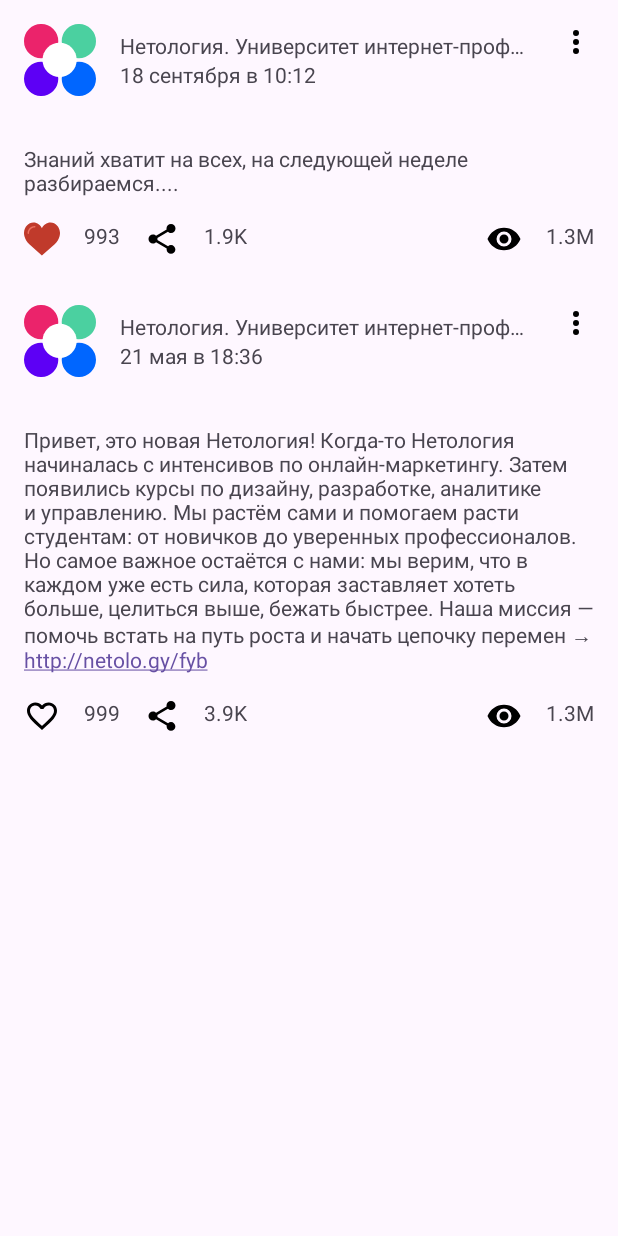
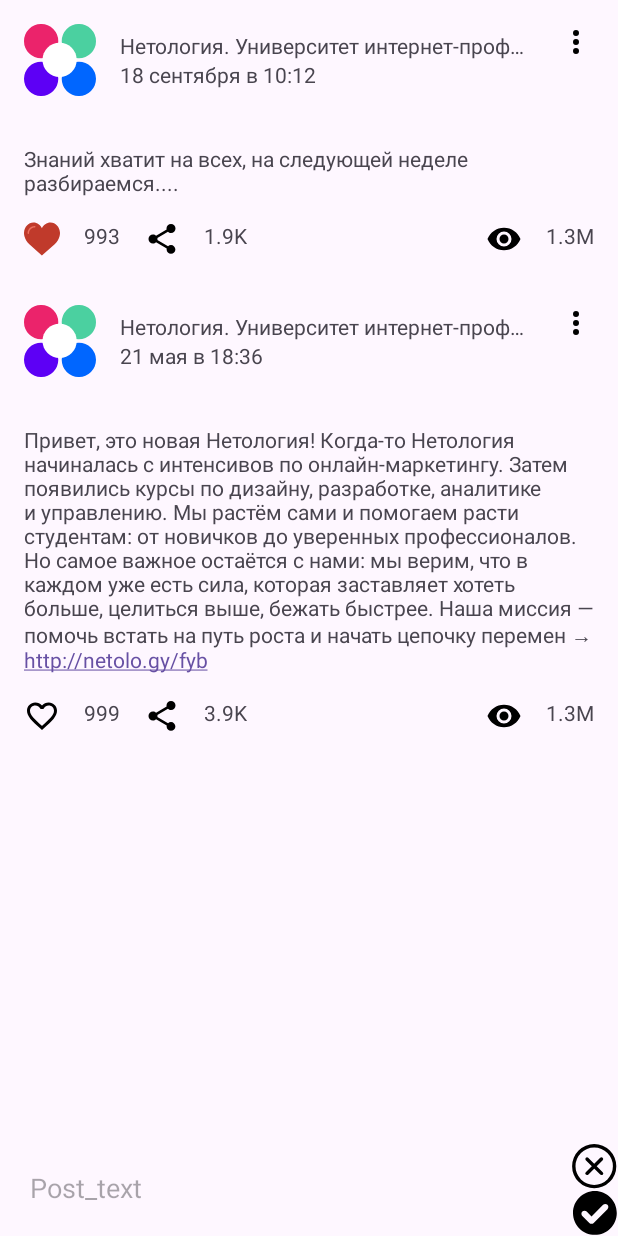
Before and after one commit to DucatiMonster2020/NMedia, an Android app: the screen it shows after launch (MainActivity), after a tap on "TODO", on a phone screen of 412 x 824 dp. Run offline under Robolectric (Android 15) with nearby library versions, the phone set to English and light mode, and no system bars.

Commit message:
Changed files

```diff
--- a/app/src/main/java/ru/netology/nmedia/adapter/OnLikeClicked.kt
+++ b/app/src/main/java/ru/netology/nmedia/adapter/OnLikeClicked.kt
@@ -4,3 +4,4 @@ import ru.netology.nmedia.post.Post
 
 typealias OnLikeClicked = (post: Post) -> Unit
 typealias OnShareClicked = (post: Post) -> Unit
+typealias OnRemoveClicked = (post: Post) -> Unit
--- a/app/src/main/java/ru/netology/nmedia/adapter/PostAdapter.kt
+++ b/app/src/main/java/ru/netology/nmedia/adapter/PostAdapter.kt
@@ -5,15 +5,21 @@ import androidx.recyclerview.widget.ListAdapter
 import ru.netology.nmedia.databinding.CardPostBinding
 import ru.netology.nmedia.post.Post
 
+interface OnInteractionListener{
+    fun onLike(post: Post)
+    fun onShare(post: Post)
+    fun onRemove(post: Post)
+    fun onEdit(post: Post)
+}
+
 class PostAdapter(
-    private val likeClickListener: OnLikeClicked,
-    private val shareClickListener: OnShareClicked
+    private val onInteractionListener: OnInteractionListener,
 ) : ListAdapter<Post, PostViewHolder>(PostDiffCallback()) {
 
     override fun onCreateViewHolder(parent: ViewGroup, viewType: Int): PostViewHolder {
         val layoutInflater = LayoutInflater.from(parent.context)
         val binding = CardPostBinding.inflate(layoutInflater, parent, false)
-        return PostViewHolder(binding, likeClickListener, shareClickListener)
+        return PostViewHolder(binding, onInteractionListener)
     }
 
     override fun onBindViewHolder(holder: PostViewHolder, position: Int) {
--- a/app/src/main/java/ru/netology/nmedia/adapter/PostViewHolder.kt
+++ b/app/src/main/java/ru/netology/nmedia/adapter/PostViewHolder.kt
@@ -1,5 +1,6 @@
 package ru.netology.nmedia.adapter
 
+import androidx.appcompat.widget.PopupMenu
 import androidx.recyclerview.widget.RecyclerView
 import ru.netology.nmedia.R
 import ru.netology.nmedia.databinding.CardPostBinding
@@ -8,9 +9,7 @@ import ru.netology.nmedia.post.countFormat
 
 class PostViewHolder(
     private val binding: CardPostBinding,
-    private val onLikeClicked: OnLikeClicked,
-    private val onShareClicked: OnShareClicked
-
+    private val onInteractionListener: OnInteractionListener
 ) : RecyclerView.ViewHolder(binding.root) {
     fun bind(post: Post) {
         with(binding) {
@@ -25,10 +24,28 @@ class PostViewHolder(
             countView.text = countFormat(post.countView)
 
             heart.setOnClickListener {
-                onLikeClicked(post)
+                onInteractionListener.onLike(post)
             }
             share.setOnClickListener {
-                onShareClicked(post)
+                onInteractionListener.onShare(post)
+            }
+            menu.setOnClickListener {
+                PopupMenu(it.context, it).apply {
+                    inflate(R.menu.options_menu)
+                    setOnMenuItemClickListener { menuItem ->
+                        when (menuItem.itemId) {
+                            R.id.remove -> {
+                                onInteractionListener.onRemove(post)
+                                true
+                            }
+                            R.id.edit -> {
+                                onInteractionListener.onEdit(post)
+                                true
+                            }
+                            else -> false
+                        }
+                    }
+                }.show()
             }
         }
     }
--- a/app/src/main/java/ru/netology/nmedia/repository/PostRepository.kt
+++ b/app/src/main/java/ru/netology/nmedia/repository/PostRepository.kt
@@ -7,4 +7,6 @@ interface PostRepository {
     fun get(): LiveData<List<Post>>
     fun likeById(id: Long)
     fun shareById(id: Long)
+    fun removeById(id: Long)
+    fun save(post: Post)
 }
--- a/app/src/main/java/ru/netology/nmedia/repository/PostRepositoryInMemory.kt
+++ b/app/src/main/java/ru/netology/nmedia/repository/PostRepositoryInMemory.kt
@@ -4,9 +4,10 @@ import androidx.lifecycle.MutableLiveData
 import ru.netology.nmedia.post.Post
 
 class PostRepositoryInMemory: PostRepository {
+    private var nextId = 1L
     private var posts = listOf(
         Post(
-            id = 2,
+            id = nextId++,
             author = "Нетология. Университет интернет-профессий будущего",
             published = "18 сентября в 10:12",
             content = "Знаний хватит на всех, на следующей неделе разбираемся....",
@@ -17,7 +18,7 @@ class PostRepositoryInMemory: PostRepository {
             countView = 1300000
         ),
         Post(
-            id = 1,
+            id = nextId++,
             author = "Нетология. Университет интернет-профессий будущего",
             published = "21 мая в 18:36",
             content = "Привет, это новая Нетология! Когда-то Нетология начиналась с интенсивов по онлайн-маркетингу. Затем появились курсы по дизайну, разработке, аналитике и управлению. Мы растём сами и помогаем расти студентам: от новичков до уверенных профессионалов. Но самое важное остаётся с нами: мы верим, что в каждом уже есть сила, которая заставляет хотеть больше, целиться выше, бежать быстрее. Наша миссия — помочь встать на путь роста и начать цепочку перемен → http://netolo.gy/fyb",
@@ -61,4 +62,25 @@ class PostRepositoryInMemory: PostRepository {
         }
         data.value = posts
     }
+    override fun removeById(id: Long) {
+        posts = posts.filter { it.id != id }
+        data.value = posts
+    }
+    override fun save(post: Post) {
+        if (post.id == 0L) {
+            posts = listOf(
+                post.copy(
+                    id = nextId++,
+                    author = "Me",
+                    published = "Now",
+                )
+            ) + posts
+            data.value = posts
+            return
+        }
+        posts = posts.map {
+            if (it.id != post.id) it else it.copy(content = post.content)
+        }
+        data.value = posts
+    }
 }
--- a/app/src/main/java/ru/netology/nmedia/view/MainActivity.kt
+++ b/app/src/main/java/ru/netology/nmedia/view/MainActivity.kt
@@ -1,10 +1,17 @@
 package ru.netology.nmedia.view
 import android.os.Bundle
+import android.view.View
+import android.widget.Toast
 import androidx.activity.viewModels
 import androidx.appcompat.app.AppCompatActivity
+import ru.netology.nmedia.adapter.OnInteractionListener
 import ru.netology.nmedia.adapter.PostAdapter
 import ru.netology.nmedia.databinding.ActivityPageBinding
+import ru.netology.nmedia.post.Post
 import ru.netology.nmedia.viewmodel.PostViewModel
+import ru.netology.nmedia.viewmodel.empty
+import util.AndroidUtils
+import util.focusAndShowKeyboard
 
 class MainActivity : AppCompatActivity() {
 
@@ -14,15 +21,61 @@ class MainActivity : AppCompatActivity() {
         setContentView(binding.root)
 
         val viewModel: PostViewModel by viewModels()
-        val adapter = PostAdapter({
-            viewModel.likeById(it.id)
-        }, {
-            viewModel.shareById(it.id)
-        })
+        val adapter = PostAdapter(object : OnInteractionListener {
+            override fun onLike(post: Post) {
+                viewModel.likeById(post.id)
+            }
 
+            override fun onShare(post: Post) {
+                viewModel.shareById(post.id)
+            }
+
+            override fun onRemove(post: Post) {
+                viewModel.removeById(post.id)
+            }
+
+            override fun onEdit(post: Post) {
+                viewModel.edit(post)
+            }
+        }
+        )
         binding.main.adapter = adapter
         viewModel.data.observe(this) { posts ->
-            adapter.submitList(posts)
+            val newPost = adapter.currentList.size < posts.size
+            adapter.submitList(posts) {
+                if (newPost) {
+                    binding.main.smoothScrollToPosition(0)
+                }
+            }
+        }
+        viewModel.edited.observe(this) { editedPost ->
+            if (editedPost.id == 0L)
+                return@observe
+            binding.content.requestFocus()
+            binding.content.setText(editedPost.content)
+            binding.content.focusAndShowKeyboard()
+        }
+        binding.save.setOnClickListener {
+           with(binding.content) {
+               if (text.isNullOrBlank()) {
+                   Toast.makeText(this@MainActivity,
+                       "Content can't be empty",
+                       Toast.LENGTH_SHORT
+                   ).show()
+                   return@setOnClickListener
+               }
+               viewModel.changeContent(text.toString())
+               viewModel.save()
+               binding.content.setText("")
+               binding.content.clearFocus()
+               AndroidUtils.hideKeyboard(this)
+           }
+        }
+        binding.cancelButton.setOnClickListener {
+            viewModel.edited.value = empty
+            binding.content.setText("")
+            binding.content.clearFocus()
+            binding.content.focusAndShowKeyboard()
         }
     }
 }
--- a/app/src/main/java/ru/netology/nmedia/viewmodel/PostViewModel.kt
+++ b/app/src/main/java/ru/netology/nmedia/viewmodel/PostViewModel.kt
@@ -1,18 +1,48 @@
 package ru.netology.nmedia.viewmodel
 
+import android.view.View
 import androidx.lifecycle.LiveData
+import androidx.lifecycle.MutableLiveData
 import androidx.lifecycle.ViewModel
 import ru.netology.nmedia.post.Post
 import ru.netology.nmedia.repository.PostRepository
 import ru.netology.nmedia.repository.PostRepositoryInMemory
 
+val empty = Post(
+    id = 0,
+    author = "",
+    published = "",
+    content = "",
+    likedByMe = false,
+    sharedByMe = false,
+    countLikes = 0,
+    countShare = 0,
+    countView = 0
+)
+
 class PostViewModel: ViewModel() {
-    private  val repository: PostRepository = PostRepositoryInMemory()
+    private val repository: PostRepository = PostRepositoryInMemory()
     val data: LiveData<List<Post>> = repository.get()
-    fun likeById(id: Long) {
-        repository.likeById(id)
+    val edited = MutableLiveData(empty)
+    fun likeById(id: Long) = repository.likeById(id)
+    fun shareById(id: Long) = repository.shareById(id)
+    fun removeById(id: Long) = repository.removeById(id)
+    fun save() {
+        edited.value?.let {
+            repository.save(it)
+        }
+        edited.value = empty
     }
-    fun shareById (id: Long) {
-        repository.shareById(id)
+
+    fun edit(post: Post) {
+        edited.value = post
     }
+
+    fun changeContent(content: String) {
+            val text = content.trim()
+            if (edited.value?.content == text) {
+                return
+            }
+            edited.value = edited.value?.copy(content = text)
+        }
 }
--- /dev/null
+++ b/app/src/main/res/drawable/cancel_circle_close_delete_discard_file_x_icon_123219.xml
@@ -0,0 +1,15 @@
+<vector xmlns:android="http://schemas.android.com/apk/res/android"
+    android:width="34dp"
+    android:height="34dp"
+    android:viewportWidth="30"
+    android:viewportHeight="30">
+  <path
+      android:fillColor="#FF000000"
+      android:pathData="M16,29A13,13 0,1 1,29 16,13 13,0 0,1 16,29ZM16,5A11,11 0,1 0,27 16,11 11,0 0,0 16,5Z"/>
+  <path
+      android:fillColor="#FF000000"
+      android:pathData="M11.76,21.24a1,1 0,0 1,-0.71 -0.29,1 1,0 0,1 0,-1.41l8.49,-8.49A1,1 0,0 1,21 12.46L12.46,21A1,1 0,0 1,11.76 21.24Z"/>
+  <path
+      android:fillColor="#FF000000"
+      android:pathData="M20.24,21.24a1,1 0,0 1,-0.7 -0.29l-8.49,-8.49a1,1 0,0 1,1.41 -1.41L21,19.54A1,1 0,0 1,21 21,1 1,0 0,1 20.24,21.24Z"/>
+</vector>
--- /dev/null
+++ b/app/src/main/res/drawable/save.xml
@@ -0,0 +1,9 @@
+<vector xmlns:android="http://schemas.android.com/apk/res/android"
+    android:width="30dp"
+    android:height="30dp"
+    android:viewportWidth="197"
+    android:viewportHeight="197">
+  <path
+      android:fillColor="#FF000000"
+      android:pathData="M95.83,0C42.99,0 0,42.99 0,95.83s42.99,95.83 95.83,95.83s95.83,-42.99 95.83,-95.83S148.68,0 95.83,0zM150.86,79.65l-60.21,60.21c-2.56,2.56 -5.96,3.97 -9.58,3.97c-3.62,0 -7.02,-1.41 -9.58,-3.97l-30.68,-30.68c-2.56,-2.56 -3.97,-5.96 -3.97,-9.58c0,-3.62 1.41,-7.02 3.97,-9.58c2.56,-2.56 5.96,-3.97 9.58,-3.97c3.62,0 7.02,1.41 9.58,3.97l21.1,21.1l50.62,-50.62c2.56,-2.56 5.96,-3.97 9.58,-3.97c3.62,0 7.02,1.41 9.58,3.97C156.15,65.76 156.15,74.36 150.86,79.65z"/>
+</vector>
--- a/app/src/main/res/layout/activity_page.xml
+++ b/app/src/main/res/layout/activity_page.xml
@@ -1,16 +1,51 @@
 <?xml version="1.0" encoding="utf-8"?>
-<FrameLayout xmlns:android="http://schemas.android.com/apk/res/android"
+<androidx.constraintlayout.widget.ConstraintLayout xmlns:android="http://schemas.android.com/apk/res/android"
+    xmlns:app="http://schemas.android.com/apk/res-auto"
     xmlns:tools="http://schemas.android.com/tools"
     android:layout_width="match_parent"
-    android:layout_height="match_parent"
-    xmlns:app="http://schemas.android.com/apk/res-auto">
+    android:layout_height="match_parent">
 
-<androidx.recyclerview.widget.RecyclerView
-    android:id="@+id/main"
-    android:layout_width="match_parent"
-    android:layout_height="match_parent"
-    app:layoutManager="androidx.recyclerview.widget.LinearLayoutManager"
-    tools:context=".view.MainActivity">
+ <androidx.recyclerview.widget.RecyclerView
+     android:id="@+id/main"
+     android:layout_width="match_parent"
+     android:layout_height="0dp"
+     app:layoutManager="androidx.recyclerview.widget.LinearLayoutManager"
+     app:layout_constraintTop_toTopOf="parent"
+     app:layout_constraintBottom_toTopOf="@+id/barrier2"
+     tools:listitem="@layout/card_post" />
 
-    </androidx.recyclerview.widget.RecyclerView>
-</FrameLayout>
+ <EditText
+     android:id="@+id/content"
+     android:layout_width="match_parent"
+     android:layout_height="wrap_content"
+     android:background="@android:color/transparent"
+     android:hint="@string/post_text"
+     android:padding="20dp"
+     app:layout_constraintBottom_toBottomOf="parent" />
+
+ <ImageButton
+     android:id="@+id/save"
+     android:layout_width="wrap_content"
+     android:layout_height="wrap_content"
+     android:background="@android:color/transparent"
+     android:src="@drawable/save"
+     app:layout_constraintBottom_toBottomOf="parent"
+     app:layout_constraintEnd_toEndOf="parent" />
+
+ <androidx.constraintlayout.widget.Barrier
+     android:id="@+id/barrier2"
+     android:layout_width="wrap_content"
+     android:layout_height="wrap_content"
+     app:barrierDirection="top"
+     app:constraint_referenced_ids="content, save, cancel_button" />
+
+ <ImageButton
+     android:id="@+id/cancel_button"
+     android:layout_width="wrap_content"
+     android:layout_height="wrap_content"
+     android:background="@android:color/transparent"
+     app:srcCompat="@drawable/cancel_circle_close_delete_discard_file_x_icon_123219"
+     app:layout_constraintEnd_toEndOf="parent"
+     app:layout_constraintTop_toTopOf="@id/barrier2"/>
+
+</androidx.constraintlayout.widget.ConstraintLayout>
--- /dev/null
+++ b/app/src/main/res/menu/options_menu.xml
@@ -0,0 +1,12 @@
+<?xml version="1.0" encoding="utf-8"?>
+<menu xmlns:android="http://schemas.android.com/apk/res/android">
+
+<item
+    android:id="@+id/edit"
+    android:title="@string/menu_edit" />
+
+<item
+    android:id="@+id/remove"
+    android:title="@string/menu_remove" />
+
+</menu>
--- a/app/src/main/res/values/strings.xml
+++ b/app/src/main/res/values/strings.xml
@@ -9,4 +9,7 @@
     <string name="image_heart" translatable="false">TODO</string>
     <string name="image_share" translatable="false">TODO</string>
     <string name="image_eye" translatable="false">TODO</string>
+    <string name="menu_remove">Remove</string>
+    <string name="post_text">Post_text</string>
+    <string name="menu_edit">Edit</string>
 </resources>
```
Also changed, not shown: app/src/main/java/util/AndroidUtils.kt (added, +38 -0 lines), 3 other files.
